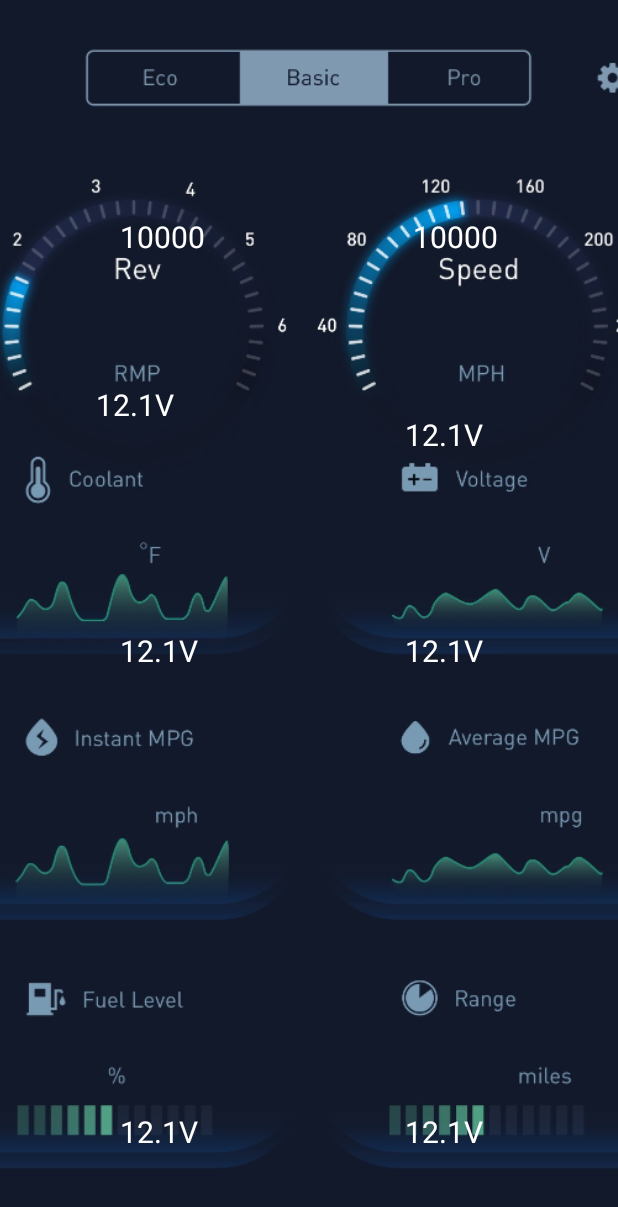
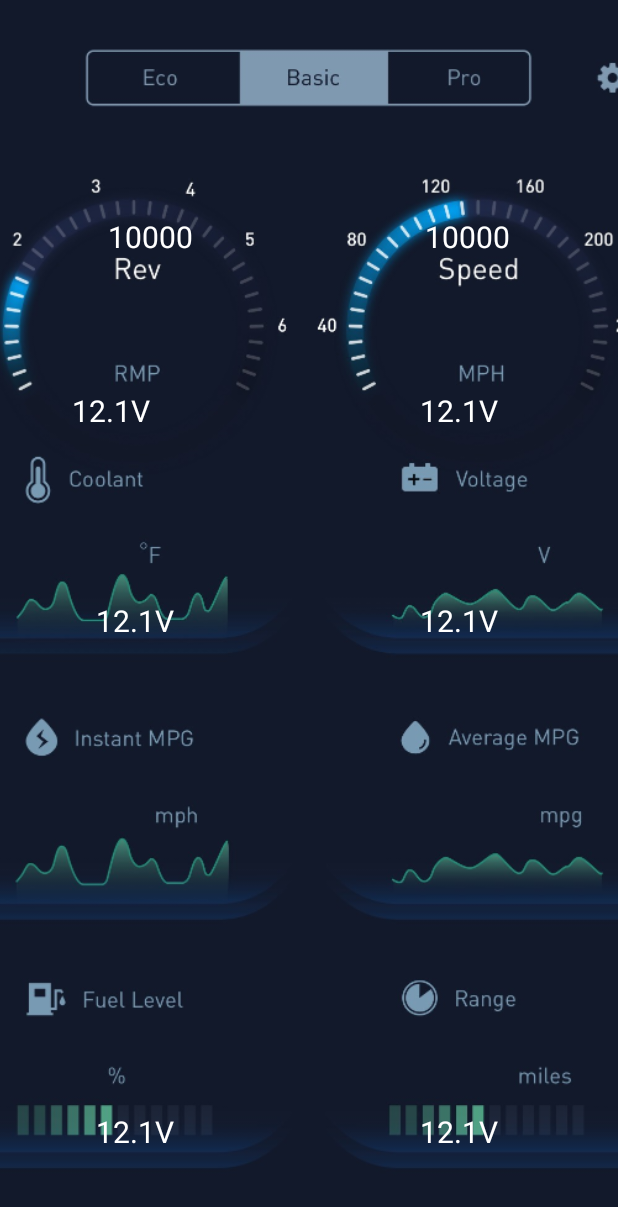
Before and after one commit to xfdingustc/DTC, an Android app: the layout fragment_basic.xml on its own in the app's theme, with its tools: preview values and no code run, on a phone screen of 412 x 824 dp. Shown: the top 1207 px of the screen. Run offline under Robolectric (Android 15) with nearby library versions, the phone set to English and light mode, and no system bars.

Commit message:
finish alpha

```diff
--- a/DTC/app/src/main/res/layout/fragment_basic.xml
+++ b/DTC/app/src/main/res/layout/fragment_basic.xml
@@ -15,7 +15,7 @@
         android:layout_height="wrap_content"
         android:layout_gravity="left"
         android:layout_marginTop="144dp"
-        android:layout_marginLeft="80dp"
+        android:layout_marginLeft="72dp"
         android:textColor="@android:color/white"
         android:textSize="20sp"
         tools:text="10000"/>
@@ -26,7 +26,7 @@
         android:layout_height="wrap_content"
         android:layout_gravity="right"
         android:layout_marginTop="144dp"
-        android:layout_marginRight="80dp"
+        android:layout_marginRight="72dp"
         android:textColor="@android:color/white"
         android:textSize="20sp"
         tools:text="10000"/>
@@ -35,8 +35,8 @@
         android:layout_width="wrap_content"
         android:layout_height="wrap_content"
         android:layout_gravity="left"
-        android:layout_marginTop="256dp"
-        android:layout_marginLeft="64dp"
+        android:layout_marginTop="260dp"
+        android:layout_marginLeft="48dp"
         android:textColor="@android:color/white"
         android:textSize="20sp"
         tools:text="12.1V"/>
@@ -46,8 +46,8 @@
         android:layout_width="wrap_content"
         android:layout_height="wrap_content"
         android:layout_gravity="right"
-        android:layout_marginTop="276dp"
-        android:layout_marginRight="90dp"
+        android:layout_marginTop="260dp"
+        android:layout_marginRight="80dp"
         android:textColor="@android:color/white"
         android:textSize="20sp"
         tools:text="12.1V"/>
@@ -58,7 +58,7 @@
         android:layout_height="wrap_content"
         android:layout_gravity="left|bottom"
         android:layout_marginBottom="56dp"
-        android:layout_marginLeft="80dp"
+        android:layout_marginLeft="64dp"
         android:textColor="@android:color/white"
         android:textSize="20sp"
         tools:text="12.1V"/>
@@ -69,7 +69,7 @@
         android:layout_height="wrap_content"
         android:layout_gravity="right|bottom"
         android:layout_marginBottom="56dp"
-        android:layout_marginRight="90dp"
+        android:layout_marginRight="80dp"
         android:textColor="@android:color/white"
         android:textSize="20sp"
         tools:text="12.1V"/>
@@ -79,8 +79,8 @@
         android:layout_width="wrap_content"
         android:layout_height="wrap_content"
         android:layout_gravity="left"
-        android:layout_marginTop="420dp"
-        android:layout_marginLeft="80dp"
+        android:layout_marginTop="400dp"
+        android:layout_marginLeft="64dp"
         android:textColor="@android:color/white"
         android:textSize="20sp"
         tools:text="12.1V"/>
@@ -90,8 +90,8 @@
         android:layout_width="wrap_content"
         android:layout_height="wrap_content"
         android:layout_gravity="right"
-        android:layout_marginTop="420dp"
-        android:layout_marginRight="90dp"
+        android:layout_marginTop="400dp"
+        android:layout_marginRight="80dp"
         android:textColor="@android:color/white"
         android:textSize="20sp"
         tools:text="12.1V"/>
--- a/DTC/app/src/main/res/values/strings.xml
+++ b/DTC/app/src/main/res/values/strings.xml
@@ -15,7 +15,7 @@
     <string name="ble_scanning">Scanning</string>
     <string name="ble_find">Find device</string>
     <string name="connect_success">Connect success</string>
-    <string name="connect_failed">Connect failed</string>
+    <string name="connect_failed">Connect failed, reconnecting</string>
     <string name="connecting">Connecting</string>
 
     <string name="label_command" formatted="false">Command</string>
@@ -78,4 +78,5 @@
     <string name="powered_by_nonda">Power by nonda Technology Protection System</string>
     <string name="reading_fault_info">Reading issues</string>
     <string name="clear_success">Clear success</string>
+    <string name="retry">Retry</string>
 </resources>
```
Also changed, not shown: DTC/app/src/main/java/com/nonda/dtc/BasicFragment.java (+11 -5 lines), DTC/app/src/main/java/com/nonda/dtc/MainActivity.java (+14 -11 lines), DTC/app/src/main/java/com/nonda/dtc/utls/FloatUtils.java (added, +14 -0 lines), DTC/app/src/main/java/com/nonda/dtc/utls/SpeedUtils.java (added, +11 -0 lines), DTC/app/src/main/java/com/nonda/dtc/utls/TempUtils.java (added, +11 -0 lines).
